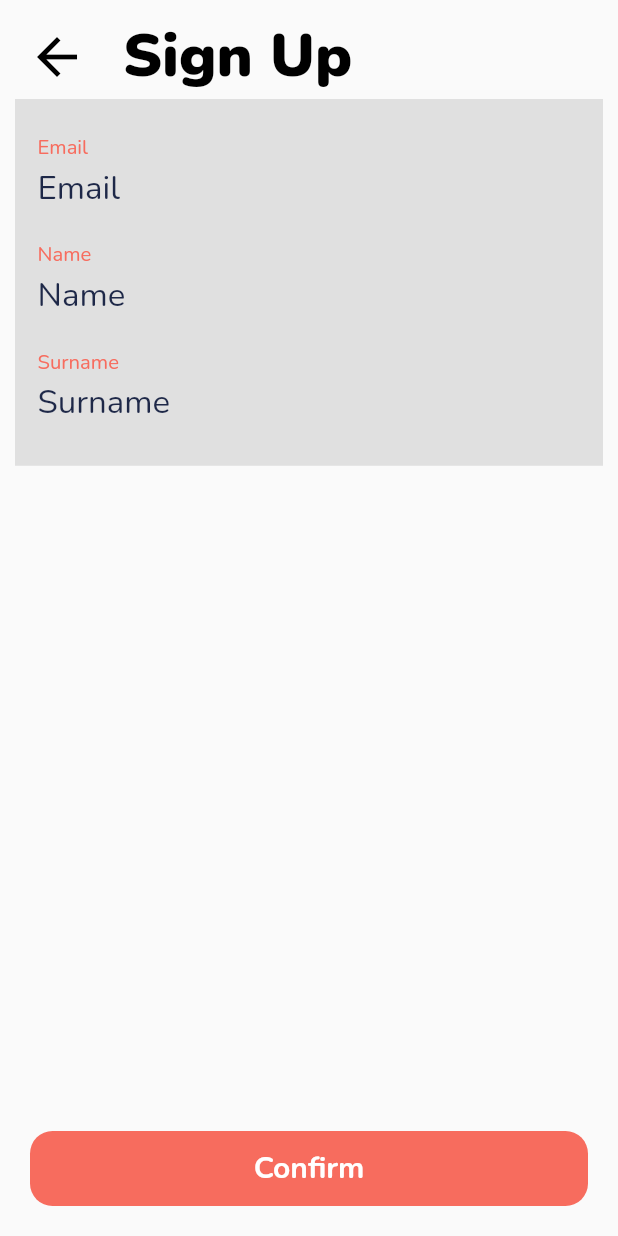
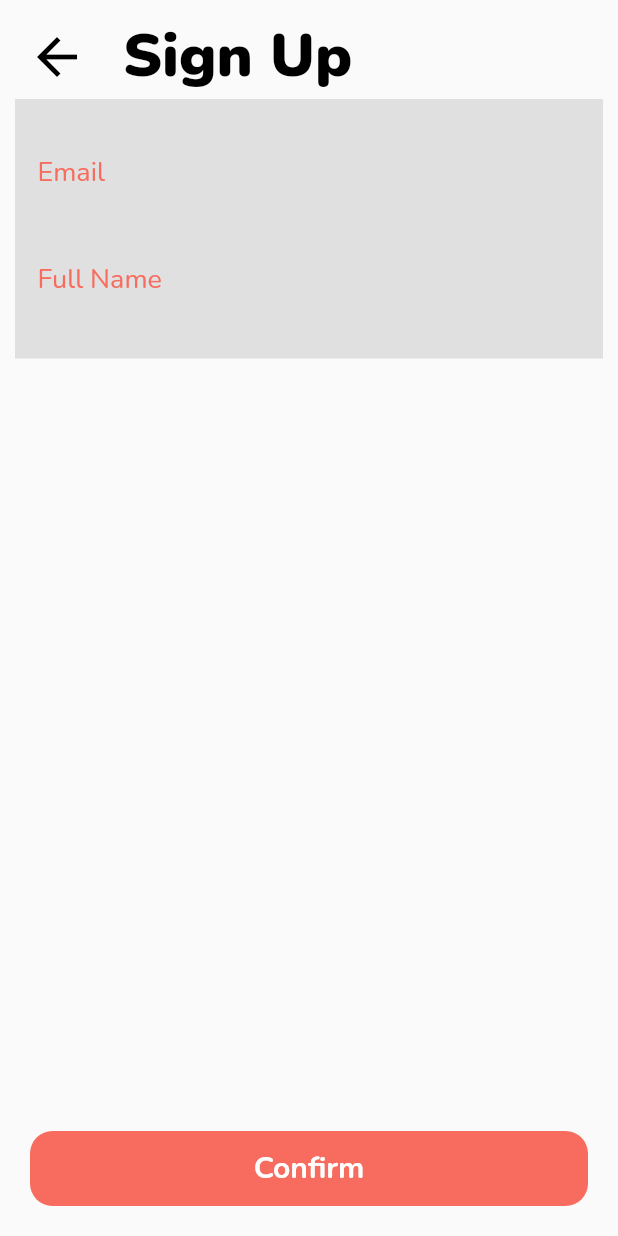
Before and after one commit to davidemerli/clup, a Flutter app: the SignupConfirmPage screen opened by its route, after a tap on "Confirm", on a phone screen of 412 x 824 dp. Run offline on Flutter 3.47's test engine with Material 2 defaults, Android fonts, the phone set to English and light mode, and no system bars; our stand-ins replace dio, flutter_secure_storage, font_awesome_flutter, geolocator, google_maps_flutter, qr_flutter; missing offline and left inert: barcode_scan, clip_shadow, dart:html; accounts and stored records are empty; network calls fail.

Commit message:
docs: add documentation

```diff
--- a/ITD/clup_application/lib/api/authentication.dart
+++ b/ITD/clup_application/lib/api/authentication.dart
@@ -54,7 +54,7 @@ Future<void> logout() async {
 }
 
 Future<List> registerAccount(name, email, password) async {
-  var body = {'email': email, 'password': password};
+  var body = {'name': name, 'email': email, 'password': password};
 
   try {
     var response = await dio.post(CLUP_URL + "/register", data: body);
@@ -86,6 +86,8 @@ Future<List> refreshAuth() async {
     dio.options.headers['content-type'] = 'application/json';
     dio.options.headers['Authorization'] = "Bearer ${await getRefreshToken()}";
 
+    if (kDebugMode) print('API REQUEST - route:/refresh, data:{}');
+
     var response = await dio.post(CLUP_URL + "/refresh", data: {});
 
     if (kDebugMode) print(response);
--- a/ITD/clup_application/lib/api/information_provider.dart
+++ b/ITD/clup_application/lib/api/information_provider.dart
@@ -3,7 +3,7 @@ import 'dart:convert';
 import '../main.dart';
 
 loadNearbyStores(latitude, longitude) async {
-  var body = {'latitude': latitude, 'longitude': longitude, 'radius_km': 100};
+  var body = {'latitude': latitude, 'longitude': longitude, 'radius_km': 150};
 
   try {
     var response = await connectToClup(route: "/nearby_stores", data: body);
--- a/ITD/clup_application/lib/conditional_deps/key_finder_stub.dart
+++ b/ITD/clup_application/lib/conditional_deps/key_finder_stub.dart
@@ -1,4 +1,4 @@
 import 'package:clup_application/conditional_deps/keyfinder_interface.dart';
 
 KeyFinder getKeyFinder() => throw UnsupportedError(
-    'Cannot create a keyfinder without the packages dart:html or package:shared_preferences');
+    'Cannot create a keyfinder without the packages dart:html or package:flutter_secure_storage');
--- a/ITD/clup_application/lib/main.dart
+++ b/ITD/clup_application/lib/main.dart
@@ -105,6 +105,8 @@ Future<bool> containsKey({String key}) async {
 /// Connects to api given API route and a Map containing data
 Future connectToClup({String route, Map data}) async {
   try {
+    if (kDebugMode) print('API REQUEST - route:$route, data:$data');
+
     /// All API requests are POST requests
     var response = await dio.post(CLUP_URL + route, data: data ?? {});
 
--- a/ITD/clup_application/lib/pages/operator_page.dart
+++ b/ITD/clup_application/lib/pages/operator_page.dart
@@ -14,7 +14,7 @@ class OperatorPage extends StatefulWidget {
 }
 
 class _OperatorPageState extends State<OperatorPage> {
-  Timer timer;
+  Timer _timer;
   Map _queueStatus;
   String _error;
 
@@ -23,7 +23,7 @@ class _OperatorPageState extends State<OperatorPage> {
     super.initState();
 
     _updateQueue();
-    timer = Timer.periodic(Duration(seconds: 10), (Timer t) => _updateQueue());
+    _timer = Timer.periodic(Duration(seconds: 10), (Timer t) => _updateQueue());
   }
 
   void _updateQueue() async {
@@ -43,7 +43,7 @@ class _OperatorPageState extends State<OperatorPage> {
 
   @override
   void dispose() {
-    timer?.cancel();
+    _timer?.cancel();
     super.dispose();
   }
 
--- a/ITD/clup_application/lib/pages/signup_confirm_page.dart
+++ b/ITD/clup_application/lib/pages/signup_confirm_page.dart
@@ -1,3 +1,5 @@
+import 'package:clup_application/api/authentication.dart';
+import 'package:clup_application/main.dart';
 import 'package:flutter/material.dart';
 import '../configs.dart';
 
@@ -32,8 +34,16 @@ class SignupConfirmPage extends StatelessWidget {
                   Container(
                     padding: const EdgeInsets.all(15),
                     color: Colors.grey[300],
-                    // height: MediaQuery.of(context).size.height - 120,
-                    child: _buildContent(context),
+                    child: FutureBuilder(
+                      future: _buildContent(context),
+                      builder: (context, snapshot) {
+                        if (!snapshot.hasData) {
+                          return Center(child: CircularProgressIndicator());
+                        }
+
+                        return snapshot.data;
+                      },
+                    ),
                   )
                 ],
               ),
@@ -44,26 +54,53 @@ class SignupConfirmPage extends StatelessWidget {
     );
   }
 
-  _buildBottombar(context) {
+  /// Creates the bottom bar
+  Widget _buildBottombar(context) {
     return Padding(
       padding: EdgeInsets.all(20),
-      child: _customButton(context, 'Confirm', clupRed, onPressed: () {
-        Navigator.pushNamed(context, '/');
+      child: _customButton(context, 'Confirm', clupRed, onPressed: () async {
+        String email = await read(key: 'register_email');
+        String pwd = await read(key: 'register_pwd');
+        String fullName = await read(key: 'register_fullname');
+
+        List result = await registerAccount(fullName, email, pwd);
+
+        showDialog(
+          context: context,
+          builder: (context) => AlertDialog(
+            title: Text(result[0] ? 'Registration Successful' : 'Error'),
+            content: result[0] ? null : Text(result[1].toString()),
+            actions: [
+              FlatButton(
+                child: Text('OK'),
+                onPressed: () {
+                  if (result[0]) {
+                    Navigator.popUntil(context, ModalRoute.withName('/login'));
+                    Navigator.pushNamed(context, '/login');
+                  } else {
+                    Navigator.pop(context);
+                  }
+                },
+              ),
+            ],
+          ),
+        );
       }),
     );
   }
 
-  Column _buildContent(BuildContext context) {
+  // Creates all the fields inside the page
+  Future<Widget> _buildContent(BuildContext context) async {
     return Column(
       children: [
-        _customTextField('Email'),
-        _customTextField('Name'),
-        _customTextField('Surname'),
+        _customTextField('Email', await read(key: 'register_email')),
+        _customTextField('Full Name', await read(key: 'register_fullname')),
       ],
     );
   }
 
-  _customTextField(text, [isPassword = false]) {
+  /// Creates a custom textfield widget
+  Widget _customTextField(label, text, [isPassword = false]) {
     return TextFormField(
       initialValue: text,
       enabled: false,
@@ -77,12 +114,13 @@ class SignupConfirmPage extends StatelessWidget {
         errorBorder: InputBorder.none,
         disabledBorder: InputBorder.none,
         labelStyle: labelTheme,
-        labelText: text,
+        labelText: label,
       ),
     );
   }
 
-  _customButton(context, text, color, {onPressed, icon}) {
+  /// Creates a custom button widget
+  Widget _customButton(context, text, color, {onPressed, icon}) {
     var theme = Theme.of(context).textTheme.headline6.copyWith(
           fontSize: 20,
           color: Colors.white,
```
Also changed, not shown: ITD/clup_application/lib/conditional_deps/keyfinder_interface.dart (+6 -1 lines), ITD/clup_application/lib/pages/login_page.dart (+29 -15 lines), ITD/clup_application/lib/pages/map_page.dart (+7 -0 lines), ITD/clup_application/lib/pages/signup_page.dart (+62 -14 lines), ITD/clup_application/lib/pages/store_view_page.dart (+19 -34 lines), ITD/clup_application/lib/pages/ticket_page.dart (+22 -6 lines), ITD/clup_application/pubspec.yaml (+12 -15 lines), ITD/clup_application/pubspec.lock, 5 other files.
